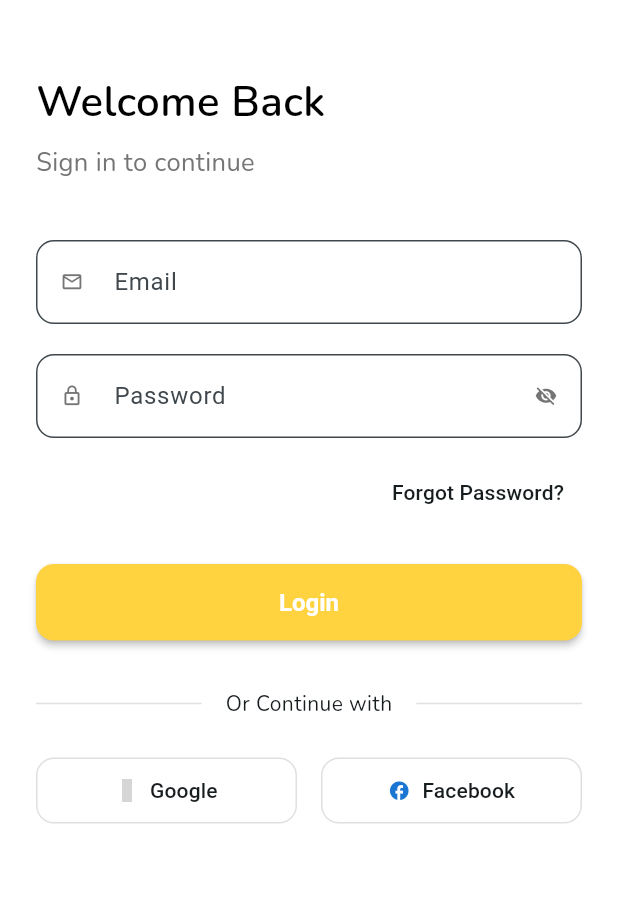
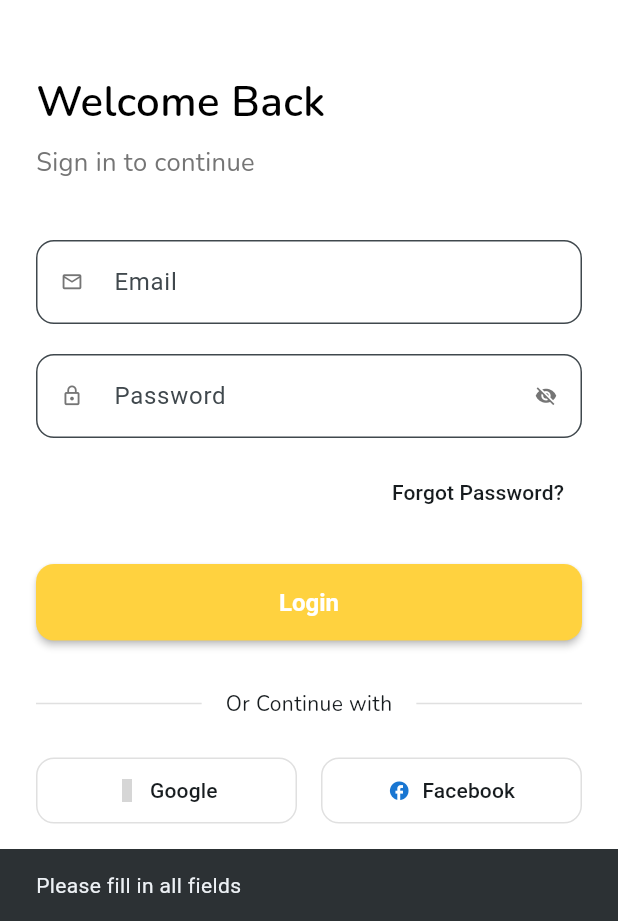
Before and after one commit to Abir-Zayn/gtr_assesment, a Flutter app: the screen it shows after launch, after a tap on "Login", on a phone screen of 412 x 824 dp, the part 315-1236 px from its top. Run offline on Flutter 3.47's test engine with Material 3 defaults, Android fonts, the phone set to English and light mode, and no system bars; our stand-ins replace bloc, dartz, equatable, flutter_bloc, go_router, google_fonts; missing offline and left inert: font_awesome_icon_class; grey boxes are pictures that could not be loaded.

```diff
--- a/lib/core/navigation/app_router.dart
+++ b/lib/core/navigation/app_router.dart
@@ -7,6 +7,7 @@ final GoRouter _router = GoRouter(
   routes: [
     GoRoute(path: '/', builder: (context, state) => const SplashScreen()),
     GoRoute(path: '/login', builder: (context, state) => const LoginPage()),
+    GoRoute(path: '/home', builder: (context, state) => const Homepage()),
   ],
 );
 GoRouter get appRouter => _router;
--- a/lib/core/navigation/app_router_imports.dart
+++ b/lib/core/navigation/app_router_imports.dart
@@ -1,6 +1,7 @@
 import 'package:flutter/material.dart';
 import 'package:go_router/go_router.dart';
 import 'package:gtr_assessment/presentation/auth/login_page_imports.dart';
+import 'package:gtr_assessment/presentation/homePage/screen/homePage.dart';
 import 'package:gtr_assessment/presentation/splash/splash_page_imports.dart';
 
 part 'app_router.dart';
--- a/lib/data/model/login_request_model.dart
+++ b/lib/data/model/login_request_model.dart
@@ -2,16 +2,16 @@ import 'package:gtr_assessment/domain/entities/login_request.dart';
 
 class LoginRequestModel extends LoginRequest {
   const LoginRequestModel({
-    required super.userName,
+    required super.userEmail,
     required super.password,
     required super.comId,
   });
 
   Map<String, dynamic> toJson() {
-    return {'UserName': userName, 'Password': password, 'ComId': comId};
+    return {'UserName': userEmail, 'Password': password, 'ComId': comId};
   }
 
   String queryString() {
-    return 'UserName=$userName&Password=$password&ComId=$comId';
+    return 'UserName=$userEmail&Password=$password&ComId=$comId';
   }
 }
--- a/lib/domain/entities/login_request.dart
+++ b/lib/domain/entities/login_request.dart
@@ -1,10 +1,10 @@
 class LoginRequest {
-  final String userName;
+  final String userEmail;
   final String password;
   final int comId;
 
   const LoginRequest({
-    required this.userName,
+    required this.userEmail,
     required this.password,
     required this.comId,
   });
--- a/lib/main.dart
+++ b/lib/main.dart
@@ -3,9 +3,15 @@ import 'package:flutter/services.dart';
 import 'package:flutter_bloc/flutter_bloc.dart';
 import 'package:gtr_assessment/common/bloc/theme_cubit.dart';
 import 'package:gtr_assessment/core/navigation/app_router_imports.dart';
+import 'package:gtr_assessment/data/repository/auth_repo_implementation.dart';
+import 'package:gtr_assessment/data/src/auth_data_src.dart';
+import 'package:gtr_assessment/domain/repositories/auth_repository.dart';
+import 'package:gtr_assessment/domain/usecase/login_usecase.dart';
+import 'package:gtr_assessment/presentation/auth/cubit/login_cubit.dart';
+import 'package:http/http.dart' as http;
 
 void main() {
-  runApp(const MainApp());
+  runApp(MainApp());
 }
 
 void applyTheme() {
@@ -20,7 +26,20 @@ void applyTheme() {
 }
 
 class MainApp extends StatelessWidget {
-  const MainApp({super.key});
+  final http.Client httpClient = http.Client();
+  late final AuthDataSrc authDataSrc;
+  late final AuthRepository authRepository;
+  late final LoginUsecase loginUsecase;
+
+  MainApp({super.key}) {
+    authDataSrc = AuthRemoteDataSrcImpl(client: httpClient);
+
+    authRepository = AuthRepoImplementation(dataSrc: authDataSrc);
+
+    loginUsecase = LoginUsecase(repo: authRepository);
+  }
+
+  // Dependency injection
 
   @override
   Widget build(BuildContext context) {
@@ -28,6 +47,7 @@ class MainApp extends StatelessWidget {
       providers: [
         // Theme BlocProvider
         BlocProvider(create: (_) => ThemeCubit()),
+        BlocProvider(create: (_) => LoginCubit(loginUsecase: loginUsecase)),
       ],
       child: BlocBuilder<ThemeCubit, ThemeData>(
         builder: (context, theme) {
--- /dev/null
+++ b/lib/presentation/auth/cubit/login_state.dart
@@ -0,0 +1,30 @@
+part of 'login_cubit.dart';
+
+abstract class LoginState extends Equatable {
+  const LoginState();
+
+  @override
+  List<Object> get props => [];
+}
+
+class LoginInitial extends LoginState {}
+
+class LoginLoading extends LoginState {}
+
+class LoginSuccess extends LoginState {
+  final User user;
+
+  const LoginSuccess(this.user);
+
+  @override
+  List<Object> get props => [user];
+}
+
+class LoginFailure extends LoginState {
+  final String error;
+
+  const LoginFailure(this.error);
+
+  @override
+  List<Object> get props => [error];
+}
--- a/lib/presentation/auth/login_page.dart
+++ b/lib/presentation/auth/login_page.dart
@@ -17,6 +17,26 @@ class _LoginPageState extends State<LoginPage> {
     emailController.dispose();
     passwordController.dispose();
     super.dispose();
+  }
+
+  void handleClick() {
+    if (emailController.text.isEmpty || passwordController.text.isEmpty) {
+      ScaffoldMessenger.of(context).showSnackBar(
+        const SnackBar(content: Text('Please fill in all fields')),
+      );
+      return;
+    }
+
+    context.read<LoginCubit>().login(
+      email: emailController.text.trim(),
+      password: passwordController.text.trim(),
+    );
+  }
+
+  void futureUpdateNotice() {
+    ScaffoldMessenger.of(context).showSnackBar(
+      SnackBar(content: AppText(text: "Coming Soon", textfontsize: 12)),
+    );
   }
 
   @override
@@ -44,7 +64,30 @@ class _LoginPageState extends State<LoginPage> {
           ),
         ],
       ),
-      body: SafeArea(
+      body: BlocListener<LoginCubit, LoginState>(
+        listener: (context, state) {
+          if (state is LoginSuccess) {
+            ScaffoldMessenger.of(context).showSnackBar(
+              SnackBar(
+                content: AppText(
+                  text: "Successfully Logged In",
+                  textfontsize: 12,
+                  color: Colors.white,
+                ),
+                backgroundColor: Colors.lightGreen,
+              ),
+            );
+            context.go('/home');
+          } else if (state is LoginFailure) {
+            ScaffoldMessenger.of(context).showSnackBar(
+              SnackBar(
+                content: AppText(text: "Failed to Login", textfontsize: 12),
+                backgroundColor: Colors.red,
+              ),
+            );
+          }
+        },
+        child: SafeArea(
           child: SingleChildScrollView(
             padding: const EdgeInsets.all(24.0),
             child: Column(
@@ -121,7 +164,8 @@ class _LoginPageState extends State<LoginPage> {
                       'Forgot Password?',
                       style: TextStyle(
                         color:
-                          theme.textTheme.bodyMedium?.color ?? Colors.grey[600],
+                            theme.textTheme.bodyMedium?.color ??
+                            Colors.grey[600],
                         fontWeight: FontWeight.w500,
                       ),
                     ),
@@ -131,8 +175,10 @@ class _LoginPageState extends State<LoginPage> {
                 const SizedBox(height: 24),
 
                 // Login Button
-              ElevatedButton(
-                onPressed: () {},
+                BlocBuilder<LoginCubit, LoginState>(
+                  builder: (context, state) {
+                    return ElevatedButton(
+                      onPressed: state is LoginLoading ? null : handleClick,
                       style: ElevatedButton.styleFrom(
                         backgroundColor: theme.colorScheme.secondary,
                         foregroundColor: Colors.white,
@@ -142,10 +188,25 @@ class _LoginPageState extends State<LoginPage> {
                         ),
                         elevation: 2,
                       ),
-                child: const Text(
+                      child:
+                          state is LoginLoading
+                              ? const SizedBox(
+                                height: 20,
+                                width: 20,
+                                child: CircularProgressIndicator(
+                                  strokeWidth: 2,
+                                  color: Colors.white,
+                                ),
+                              )
+                              : const Text(
                                 'Login',
-                  style: TextStyle(fontSize: 16, fontWeight: FontWeight.w600),
+                                style: TextStyle(
+                                  fontSize: 16,
+                                  fontWeight: FontWeight.w600,
                                 ),
+                              ),
+                    );
+                  },
                 ),
 
                 const SizedBox(height: 32),
@@ -156,7 +217,10 @@ class _LoginPageState extends State<LoginPage> {
                     Expanded(child: Divider(color: Colors.grey[300])),
                     Padding(
                       padding: const EdgeInsets.symmetric(horizontal: 16),
-                    child: AppText(text: 'Or Continue with', textfontsize: 14),
+                      child: AppText(
+                        text: 'Or Continue with',
+                        textfontsize: 14,
+                      ),
                     ),
                     Expanded(child: Divider(color: Colors.grey[300])),
                   ],
@@ -190,6 +254,7 @@ class _LoginPageState extends State<LoginPage> {
             ),
           ),
         ),
+      ),
     );
   }
 }
--- a/lib/presentation/auth/login_page_imports.dart
+++ b/lib/presentation/auth/login_page_imports.dart
@@ -1,10 +1,12 @@
 import 'package:flutter/material.dart';
 import 'package:flutter_bloc/flutter_bloc.dart';
 import 'package:font_awesome_icon_class/font_awesome_icon_class.dart';
+import 'package:go_router/go_router.dart';
 import 'package:gtr_assessment/common/bloc/theme_cubit.dart';
 import 'package:gtr_assessment/common/components/app_text.dart';
 import 'package:gtr_assessment/common/components/app_textfield.dart';
 import 'package:gtr_assessment/common/components/social_login_placeholder_btn.dart';
 import 'package:gtr_assessment/common/vectors/app_img_src.dart';
+import 'package:gtr_assessment/presentation/auth/cubit/login_cubit.dart';
 
 part 'login_page.dart';
--- a/pubspec.yaml
+++ b/pubspec.yaml
@@ -41,6 +41,7 @@ dependencies:
   google_fonts:
   dartz:
   http:
+  equatable:
 
 
 dev_dependencies:
```
Also changed, not shown: lib/data/repository/auth_repo_implementation.dart (+27 -0 lines), lib/data/src/auth_data_src.dart (+4 -4 lines), lib/presentation/auth/cubit/login_cubit.dart (added, +38 -0 lines), lib/presentation/homePage/screen/homePage.dart (added, +41 -0 lines), pubspec.lock, 1 other file. Lines whose indentation alone changed are shown as unchanged.
